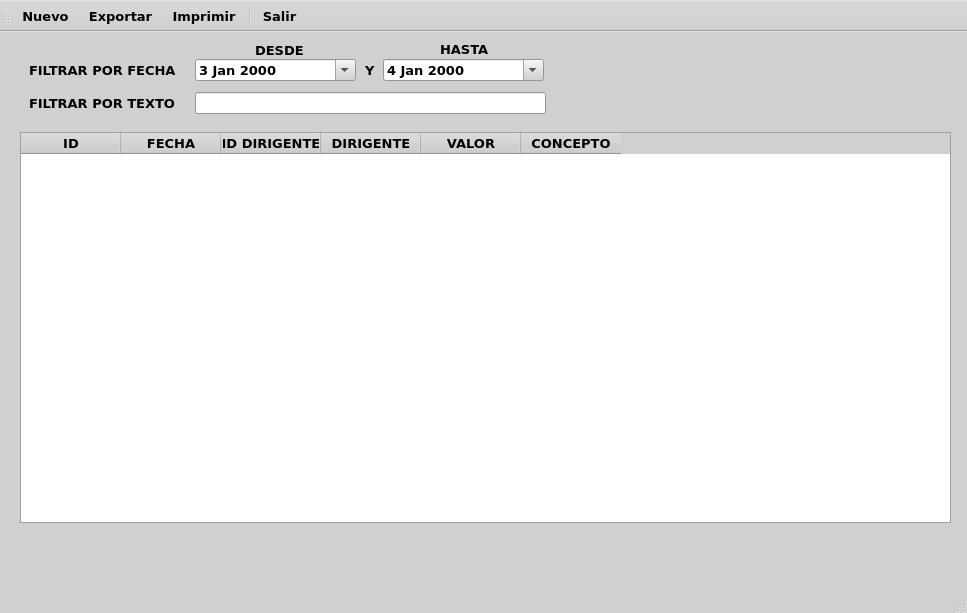
Qt form ui/lista_recibos.ui (EdwardsBC/SutrakomaqV2) before a commit.
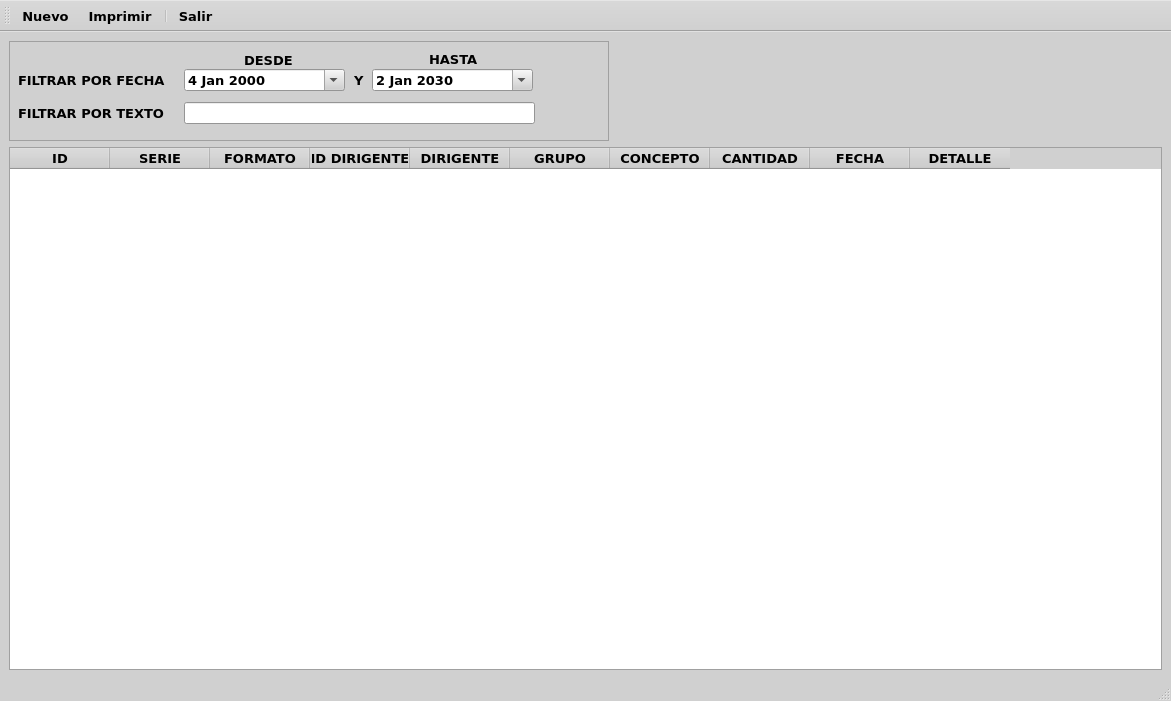
The same form after that commit. Icons and pictures are not drawn.

The edit to the form file:
```diff
--- a/ui/lista_recibos.ui
+++ b/ui/lista_recibos.ui
@@ -6,8 +6,8 @@
    <rect>
     <x>0</x>
     <y>0</y>
-    <width>967</width>
-    <height>613</height>
+    <width>1171</width>
+    <height>701</height>
    </rect>
   </property>
   <property name="palette">
@@ -463,122 +463,55 @@
    <string>MainWindow</string>
   </property>
   <widget class="QWidget" name="centralwidget">
-   <widget class="QTableWidget" name="tableWidget">
-    <property name="geometry">
-     <rect>
-      <x>20</x>
-      <y>100</y>
-      <width>931</width>
-      <height>391</height>
-     </rect>
-    </property>
-    <column>
-     <property name="text">
-      <string>ID</string>
-     </property>
-    </column>
-    <column>
-     <property name="text">
-      <string>FECHA</string>
-     </property>
-    </column>
-    <column>
-     <property name="text">
-      <string>ID DIRIGENTE</string>
-     </property>
-    </column>
-    <column>
-     <property name="text">
-      <string>DIRIGENTE</string>
-     </property>
-    </column>
-    <column>
-     <property name="text">
-      <string>VALOR</string>
-     </property>
-    </column>
-    <column>
-     <property name="text">
-      <string>CONCEPTO</string>
-     </property>
-    </column>
-   </widget>
-   <widget class="QDateEdit" name="dateEdit_6">
+   <layout class="QVBoxLayout" name="verticalLayout">
+    <item alignment="Qt::AlignmentFlag::AlignTop">
+     <widget class="QFrame" name="frame">
+      <property name="minimumSize">
+       <size>
+        <width>600</width>
+        <height>100</height>
+       </size>
+      </property>
+      <property name="maximumSize">
+       <size>
+        <width>0</width>
+        <height>0</height>
+       </size>
+      </property>
+      <property name="frameShape">
+       <enum>QFrame::Shape::StyledPanel</enum>
+      </property>
+      <property name="frameShadow">
+       <enum>QFrame::Shadow::Raised</enum>
+      </property>
+      <widget class="QLabel" name="label_5">
     <property name="geometry">
      <rect>
-      <x>195</x>
-      <y>27</y>
-      <width>161</width>
-      <height>22</height>
-     </rect>
-    </property>
-    <property name="frame">
-     <bool>true</bool>
-    </property>
-    <property name="dateTime">
-     <datetime>
-      <hour>22</hour>
-      <minute>0</minute>
-      <second>0</second>
-      <year>2000</year>
-      <month>1</month>
-      <day>3</day>
-     </datetime>
-    </property>
-    <property name="currentSection">
-     <enum>QDateTimeEdit::DaySection</enum>
-    </property>
-    <property name="calendarPopup">
-     <bool>true</bool>
-    </property>
-   </widget>
-   <widget class="QDateEdit" name="dateEdit_7">
-    <property name="geometry">
-     <rect>
-      <x>383</x>
-      <y>27</y>
-      <width>161</width>
-      <height>22</height>
-     </rect>
-    </property>
-    <property name="frame">
-     <bool>true</bool>
-    </property>
-    <property name="dateTime">
-     <datetime>
-      <hour>3</hour>
-      <minute>0</minute>
-      <second>0</second>
-      <year>2000</year>
-      <month>1</month>
-      <day>4</day>
-     </datetime>
-    </property>
-    <property name="currentSection">
-     <enum>QDateTimeEdit::DaySection</enum>
-    </property>
-    <property name="calendarPopup">
-     <bool>true</bool>
-    </property>
-   </widget>
-   <widget class="QLabel" name="label">
-    <property name="geometry">
-     <rect>
-      <x>29</x>
-      <y>30</y>
-      <width>161</width>
+         <x>420</x>
+         <y>10</y>
+         <width>51</width>
       <height>16</height>
      </rect>
     </property>
     <property name="text">
-     <string>FILTRAR POR FECHA</string>
+        <string>HASTA</string>
+       </property>
+      </widget>
+      <widget class="QLineEdit" name="lineEdit">
+       <property name="geometry">
+        <rect>
+         <x>175</x>
+         <y>61</y>
+         <width>351</width>
+         <height>22</height>
+        </rect>
     </property>
    </widget>
    <widget class="QLabel" name="label_2">
     <property name="geometry">
      <rect>
-      <x>365</x>
-      <y>30</y>
+         <x>345</x>
+         <y>31</y>
       <width>21</width>
       <height>16</height>
      </rect>
@@ -590,8 +523,8 @@
    <widget class="QLabel" name="label_3">
     <property name="geometry">
      <rect>
-      <x>29</x>
-      <y>63</y>
+         <x>9</x>
+         <y>64</y>
       <width>171</width>
       <height>16</height>
      </rect>
@@ -600,21 +533,82 @@
      <string>FILTRAR POR TEXTO</string>
     </property>
    </widget>
-   <widget class="QLineEdit" name="lineEdit">
+      <widget class="QDateEdit" name="dateEdit_6">
     <property name="geometry">
      <rect>
-      <x>195</x>
-      <y>60</y>
-      <width>351</width>
+         <x>175</x>
+         <y>28</y>
+         <width>161</width>
       <height>22</height>
      </rect>
+       </property>
+       <property name="frame">
+        <bool>true</bool>
+       </property>
+       <property name="dateTime">
+        <datetime>
+         <hour>23</hour>
+         <minute>0</minute>
+         <second>0</second>
+         <year>2000</year>
+         <month>1</month>
+         <day>4</day>
+        </datetime>
+       </property>
+       <property name="currentSection">
+        <enum>QDateTimeEdit::Section::DaySection</enum>
+       </property>
+       <property name="calendarPopup">
+        <bool>true</bool>
+       </property>
+      </widget>
+      <widget class="QLabel" name="label">
+       <property name="geometry">
+        <rect>
+         <x>9</x>
+         <y>31</y>
+         <width>161</width>
+         <height>16</height>
+        </rect>
+       </property>
+       <property name="text">
+        <string>FILTRAR POR FECHA</string>
+       </property>
+      </widget>
+      <widget class="QDateEdit" name="dateEdit_7">
+       <property name="geometry">
+        <rect>
+         <x>363</x>
+         <y>28</y>
+         <width>161</width>
+         <height>22</height>
+        </rect>
+       </property>
+       <property name="frame">
+        <bool>true</bool>
+       </property>
+       <property name="dateTime">
+        <datetime>
+         <hour>4</hour>
+         <minute>0</minute>
+         <second>0</second>
+         <year>2030</year>
+         <month>1</month>
+         <day>2</day>
+        </datetime>
+       </property>
+       <property name="currentSection">
+        <enum>QDateTimeEdit::Section::DaySection</enum>
+       </property>
+       <property name="calendarPopup">
+        <bool>true</bool>
     </property>
    </widget>
    <widget class="QLabel" name="label_4">
     <property name="geometry">
      <rect>
-      <x>255</x>
-      <y>10</y>
+         <x>235</x>
+         <y>11</y>
       <width>51</width>
       <height>16</height>
      </rect>
@@ -623,19 +617,78 @@
      <string>DESDE</string>
     </property>
    </widget>
-   <widget class="QLabel" name="label_5">
-    <property name="geometry">
-     <rect>
-      <x>440</x>
-      <y>9</y>
-      <width>51</width>
-      <height>16</height>
-     </rect>
-    </property>
+     </widget>
+    </item>
+    <item>
+     <widget class="QTableWidget" name="tableWidget">
+      <property name="minimumSize">
+       <size>
+        <width>0</width>
+        <height>500</height>
+       </size>
+      </property>
+      <property name="editTriggers">
+       <set>QAbstractItemView::EditTrigger::NoEditTriggers</set>
+      </property>
+      <property name="tabKeyNavigation">
+       <bool>false</bool>
+      </property>
+      <property name="showDropIndicator" stdset="0">
+       <bool>false</bool>
+      </property>
+      <column>
     <property name="text">
-     <string>HASTA</string>
-    </property>
-   </widget>
+        <string>ID</string>
+       </property>
+      </column>
+      <column>
+       <property name="text">
+        <string>SERIE</string>
+       </property>
+      </column>
+      <column>
+       <property name="text">
+        <string>FORMATO</string>
+       </property>
+      </column>
+      <column>
+       <property name="text">
+        <string>ID DIRIGENTE</string>
+       </property>
+      </column>
+      <column>
+       <property name="text">
+        <string>DIRIGENTE</string>
+       </property>
+      </column>
+      <column>
+       <property name="text">
+        <string>GRUPO</string>
+       </property>
+      </column>
+      <column>
+       <property name="text">
+        <string>CONCEPTO</string>
+       </property>
+      </column>
+      <column>
+       <property name="text">
+        <string>CANTIDAD</string>
+       </property>
+      </column>
+      <column>
+       <property name="text">
+        <string>FECHA</string>
+       </property>
+      </column>
+      <column>
+       <property name="text">
+        <string>DETALLE</string>
+       </property>
+      </column>
+     </widget>
+    </item>
+   </layout>
   </widget>
   <widget class="QMenuBar" name="menubar">
    <property name="geometry">
@@ -662,7 +715,6 @@
     <bool>false</bool>
    </attribute>
    <addaction name="actionNuevo"/>
-   <addaction name="actionExportar"/>
    <addaction name="actionImprimir"/>
    <addaction name="separator"/>
    <addaction name="actionSalir"/>
@@ -676,15 +728,6 @@
     <string>Nuevo</string>
    </property>
   </action>
-  <action name="actionExportar">
-   <property name="icon">
-    <iconset resource="../resources.qrc">
-     <normaloff>:/icons/resources/icons/exportar.png</normaloff>:/icons/resources/icons/exportar.png</iconset>
-   </property>
-   <property name="text">
-    <string>Exportar</string>
-   </property>
-  </action>
   <action name="actionImprimir">
    <property name="icon">
     <iconset resource="../resources.qrc">
```
Left out of the diff: 4 changed lines with no effect on the pictures. Lines whose indentation alone changed are shown as unchanged.
